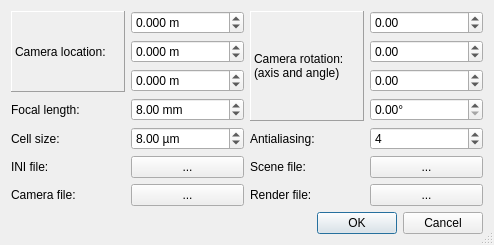
First picture: the form in gui/povraycameradialog.ui, repository ryaninvents/PicoScan, before the edit.
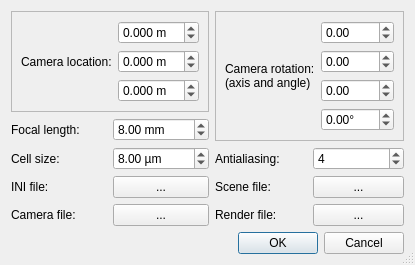
Second picture: the form after the edit. Icons and pictures are not drawn.

```diff
--- a/gui/povraycameradialog.ui
+++ b/gui/povraycameradialog.ui
@@ -9,8 +9,8 @@
    <rect>
     <x>0</x>
     <y>0</y>
-    <width>494</width>
-    <height>237</height>
+    <width>411</width>
+    <height>244</height>
    </rect>
   </property>
   <property name="windowTitle">
@@ -29,24 +29,38 @@
   <layout class="QVBoxLayout" name="verticalLayout">
    <item>
     <layout class="QGridLayout" name="gridLayout">
-     <item row="6" column="1">
+     <item row="4" column="0">
+      <widget class="QLabel" name="label_4">
+       <property name="text">
+        <string>Focal length:</string>
+       </property>
+      </widget>
+     </item>
+     <item row="7" column="1">
       <widget class="QPushButton" name="cameraFile">
        <property name="text">
         <string>...</string>
        </property>
       </widget>
      </item>
-     <item row="0" column="3">
-      <widget class="QDoubleSpinBox" name="camAxisX">
-       <property name="minimum">
-        <double>-180.000000000000000</double>
+     <item row="5" column="2">
+      <widget class="QLabel" name="label_9">
+       <property name="text">
+        <string>Antialiasing:</string>
        </property>
+      </widget>
+     </item>
+     <item row="5" column="3">
+      <widget class="QSpinBox" name="antialiasing">
        <property name="maximum">
-        <double>180.000000000000000</double>
+        <number>16</number>
+       </property>
+       <property name="value">
+        <number>4</number>
        </property>
       </widget>
      </item>
-     <item row="4" column="1">
+     <item row="5" column="1">
       <widget class="QDoubleSpinBox" name="cellSize">
        <property name="suffix">
         <string> µm</string>
@@ -62,198 +76,202 @@
        </property>
       </widget>
      </item>
-     <item row="0" column="0" rowspan="3">
-      <widget class="QLabel" name="label">
-       <property name="frameShape">
-        <enum>QFrame::Panel</enum>
-       </property>
-       <property name="frameShadow">
-        <enum>QFrame::Raised</enum>
-       </property>
-       <property name="text">
-        <string>Camera location:</string>
-       </property>
-      </widget>
-     </item>
-     <item row="5" column="3">
+     <item row="6" column="3">
       <widget class="QPushButton" name="sceneFile">
        <property name="text">
         <string>...</string>
        </property>
       </widget>
      </item>
-     <item row="6" column="0">
+     <item row="7" column="0">
       <widget class="QLabel" name="label_7">
        <property name="text">
         <string>Camera file:</string>
        </property>
       </widget>
      </item>
-     <item row="1" column="1">
-      <widget class="QDoubleSpinBox" name="camLocY">
-       <property name="suffix">
-        <string> m</string>
-       </property>
-       <property name="decimals">
-        <number>3</number>
-       </property>
-       <property name="minimum">
-        <double>-99.989999999999995</double>
-       </property>
-       <property name="singleStep">
-        <double>0.100000000000000</double>
-       </property>
-      </widget>
-     </item>
-     <item row="5" column="1">
+     <item row="6" column="1">
       <widget class="QPushButton" name="iniFile">
        <property name="text">
         <string>...</string>
        </property>
       </widget>
      </item>
-     <item row="5" column="0">
+     <item row="4" column="1">
+      <widget class="QDoubleSpinBox" name="focal">
+       <property name="suffix">
+        <string> mm</string>
+       </property>
+       <property name="singleStep">
+        <double>0.100000000000000</double>
+       </property>
+       <property name="value">
+        <double>8.000000000000000</double>
+       </property>
+      </widget>
+     </item>
+     <item row="6" column="0">
       <widget class="QLabel" name="label_5">
        <property name="text">
         <string>INI file:</string>
        </property>
       </widget>
      </item>
-     <item row="0" column="1">
-      <widget class="QDoubleSpinBox" name="camLocX">
-       <property name="suffix">
-        <string> m</string>
-       </property>
-       <property name="decimals">
-        <number>3</number>
-       </property>
-       <property name="minimum">
-        <double>-99.989999999999995</double>
-       </property>
-       <property name="singleStep">
-        <double>0.100000000000000</double>
-       </property>
-      </widget>
-     </item>
-     <item row="2" column="1">
-      <widget class="QDoubleSpinBox" name="camLocZ">
-       <property name="suffix">
-        <string> m</string>
-       </property>
-       <property name="decimals">
-        <number>3</number>
-       </property>
-       <property name="minimum">
-        <double>-99.989999999999995</double>
-       </property>
-       <property name="singleStep">
-        <double>0.100000000000000</double>
-       </property>
-      </widget>
-     </item>
-     <item row="2" column="3">
-      <widget class="QDoubleSpinBox" name="camAxisZ">
-       <property name="minimum">
-        <double>-180.000000000000000</double>
-       </property>
-       <property name="maximum">
-        <double>180.000000000000000</double>
-       </property>
-      </widget>
-     </item>
-     <item row="6" column="2">
+     <item row="7" column="2">
       <widget class="QLabel" name="label_8">
        <property name="text">
         <string>Render file:</string>
        </property>
       </widget>
      </item>
-     <item row="6" column="3">
+     <item row="7" column="3">
       <widget class="QPushButton" name="renderFile">
        <property name="text">
         <string>...</string>
        </property>
       </widget>
      </item>
-     <item row="4" column="0">
+     <item row="5" column="0">
       <widget class="QLabel" name="label_3">
        <property name="text">
         <string>Cell size:</string>
        </property>
       </widget>
      </item>
-     <item row="1" column="3">
-      <widget class="QDoubleSpinBox" name="camAxisY">
-       <property name="minimum">
-        <double>-180.000000000000000</double>
-       </property>
-       <property name="maximum">
-        <double>180.000000000000000</double>
-       </property>
-      </widget>
-     </item>
-     <item row="5" column="2">
+     <item row="6" column="2">
       <widget class="QLabel" name="label_6">
        <property name="text">
         <string>Scene file:</string>
        </property>
       </widget>
      </item>
-     <item row="3" column="3">
-      <widget class="QDoubleSpinBox" name="camRotAngle">
-       <property name="suffix">
-        <string>°</string>
-       </property>
-      </widget>
-     </item>
-     <item row="0" column="2" rowspan="4">
-      <widget class="QLabel" name="label_2">
+     <item row="0" column="0" rowspan="4" colspan="2">
+      <widget class="QFrame" name="frame">
        <property name="frameShape">
-        <enum>QFrame::Panel</enum>
+        <enum>QFrame::StyledPanel</enum>
        </property>
        <property name="frameShadow">
         <enum>QFrame::Raised</enum>
        </property>
-       <property name="text">
-        <string>&lt;html&gt;&lt;head/&gt;&lt;body&gt;&lt;p&gt;Camera rotation:&lt;br/&gt;(axis and angle)&lt;/p&gt;&lt;/body&gt;&lt;/html&gt;</string>
-       </property>
+       <layout class="QGridLayout" name="gridLayout_2">
+        <item row="1" column="1">
+         <widget class="QDoubleSpinBox" name="camLocX">
+          <property name="suffix">
+           <string> m</string>
+          </property>
+          <property name="decimals">
+           <number>3</number>
+          </property>
+          <property name="minimum">
+           <double>-99.989999999999995</double>
+          </property>
+          <property name="singleStep">
+           <double>0.100000000000000</double>
+          </property>
+         </widget>
+        </item>
+        <item row="2" column="1">
+         <widget class="QDoubleSpinBox" name="camLocY">
+          <property name="suffix">
+           <string> m</string>
+          </property>
+          <property name="decimals">
+           <number>3</number>
+          </property>
+          <property name="minimum">
+           <double>-99.989999999999995</double>
+          </property>
+          <property name="singleStep">
+           <double>0.100000000000000</double>
+          </property>
+         </widget>
+        </item>
+        <item row="3" column="1">
+         <widget class="QDoubleSpinBox" name="camLocZ">
+          <property name="suffix">
+           <string> m</string>
+          </property>
+          <property name="decimals">
+           <number>3</number>
+          </property>
+          <property name="minimum">
+           <double>-99.989999999999995</double>
+          </property>
+          <property name="singleStep">
+           <double>0.100000000000000</double>
+          </property>
+         </widget>
+        </item>
+        <item row="1" column="0" rowspan="3">
+         <widget class="QLabel" name="label">
+          <property name="text">
+           <string>Camera location:</string>
+          </property>
+         </widget>
+        </item>
+       </layout>
       </widget>
      </item>
-     <item row="3" column="0">
-      <widget class="QLabel" name="label_4">
-       <property name="text">
-        <string>Focal length:</string>
+     <item row="0" column="2" rowspan="5" colspan="2">
+      <widget class="QFrame" name="frame_2">
+       <property name="frameShape">
+        <enum>QFrame::StyledPanel</enum>
        </property>
-      </widget>
-     </item>
-     <item row="3" column="1">
-      <widget class="QDoubleSpinBox" name="focal">
-       <property name="suffix">
-        <string> mm</string>
+       <property name="frameShadow">
+        <enum>QFrame::Raised</enum>
        </property>
-       <property name="singleStep">
-        <double>0.100000000000000</double>
-       </property>
-       <property name="value">
-        <double>8.000000000000000</double>
-       </property>
-      </widget>
-     </item>
-     <item row="4" column="2">
-      <widget class="QLabel" name="label_9">
-       <property name="text">
-        <string>Antialiasing:</string>
-       </property>
-      </widget>
-     </item>
-     <item row="4" column="3">
-      <widget class="QSpinBox" name="antialiasing">
-       <property name="maximum">
-        <number>16</number>
-       </property>
-       <property name="value">
-        <number>4</number>
-       </property>
+       <layout class="QGridLayout" name="gridLayout_3">
+        <item row="2" column="1">
+         <widget class="QDoubleSpinBox" name="camAxisY">
+          <property name="minimum">
+           <double>-180.000000000000000</double>
+          </property>
+          <property name="maximum">
+           <double>180.000000000000000</double>
+          </property>
+         </widget>
+        </item>
+        <item row="3" column="1">
+         <widget class="QDoubleSpinBox" name="camAxisZ">
+          <property name="minimum">
+           <double>-180.000000000000000</double>
+          </property>
+          <property name="maximum">
+           <double>180.000000000000000</double>
+          </property>
+         </widget>
+        </item>
+        <item row="1" column="1">
+         <widget class="QDoubleSpinBox" name="camAxisX">
+          <property name="minimum">
+           <double>-180.000000000000000</double>
+          </property>
+          <property name="maximum">
+           <double>180.000000000000000</double>
+          </property>
+         </widget>
+        </item>
+        <item row="4" column="1">
+         <widget class="QDoubleSpinBox" name="camRotAngle">
+          <property name="suffix">
+           <string>°</string>
+          </property>
+          <property name="minimum">
+           <double>-180.000000000000000</double>
+          </property>
+          <property name="maximum">
+           <double>180.000000000000000</double>
+          </property>
+         </widget>
+        </item>
+        <item row="1" column="0" rowspan="4">
+         <widget class="QLabel" name="label_2">
+          <property name="text">
+           <string>&lt;html&gt;&lt;head/&gt;&lt;body&gt;&lt;p&gt;Camera rotation:&lt;br/&gt;(axis and angle)&lt;/p&gt;&lt;/body&gt;&lt;/html&gt;</string>
+          </property>
+         </widget>
+        </item>
+       </layout>
       </widget>
      </item>
     </layout>
```
